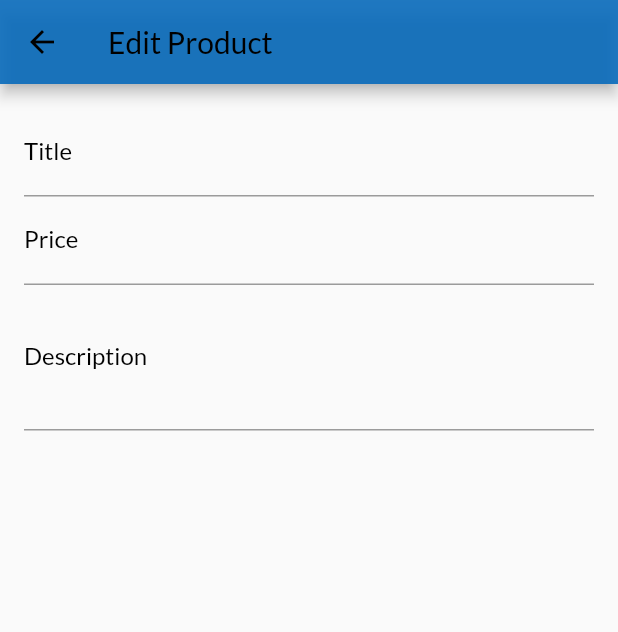
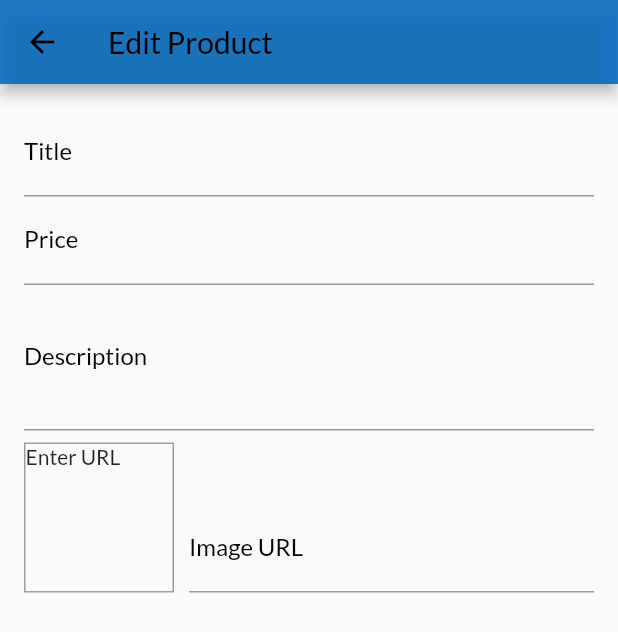
Before and after one commit to kartikpachori/ShopApp, a Flutter app: the EditProductScreen screen opened by its route, on a phone screen of 412 x 824 dp. Shown: the top 632 px of the screen. Run offline on Flutter 3.47's test engine with Material 2 defaults, Android fonts, the phone set to English and light mode, and no system bars; network calls fail.

Commit message:
012 Image Input _ Image Preview

```diff
--- a/lib/screens/edit_product_screen.dart
+++ b/lib/screens/edit_product_screen.dart
@@ -11,12 +11,29 @@ class EditProductScreen extends StatefulWidget {
 class _EditProductScreenState extends State<EditProductScreen> {
   final _priceFocusNode = FocusNode();
   final _descriptionFocusNode = FocusNode();
+  final _imageUrlController = TextEditingController();
+  final _imageUrlFocusNode = FocusNode();
+
+  @override
+  void initState() {
+    _imageUrlFocusNode.addListener(_updateImageUrl);
+    super.initState();
+  }
 
   @override
   void dispose() {
     _priceFocusNode.dispose();
     _descriptionFocusNode.dispose();
+    _imageUrlController.dispose();
+    _imageUrlFocusNode.dispose();
+    _imageUrlFocusNode.removeListener(_updateImageUrl);
     super.dispose();
+  }
+
+  void _updateImageUrl() {
+    if (!_imageUrlFocusNode.hasFocus) {
+      setState(() {});
+    }
   }
 
   @override
@@ -66,6 +83,41 @@ class _EditProductScreenState extends State<EditProductScreen> {
                 keyboardType: TextInputType.multiline,
                 focusNode: _descriptionFocusNode,
               ),
+              Row(
+                crossAxisAlignment: CrossAxisAlignment.end,
+                children: <Widget>[
+                  Container(
+                    width: 100,
+                    height: 100,
+                    margin: EdgeInsets.only(top: 8, right: 10),
+                    decoration: BoxDecoration(
+                      border: Border.all(width: 1, color: Colors.grey),
+                    ),
+                    child: _imageUrlController.text.isEmpty
+                        ? Text('Enter URL')
+                        : FittedBox(
+                            child: Image.network(
+                              _imageUrlController.text,
+                              fit: BoxFit.cover,
+                            ),
+                          ),
+                  ),
+                  Expanded(
+                    child: TextFormField(
+                      decoration: InputDecoration(
+                        labelText: 'Image URL',
+                        labelStyle: TextStyle(
+                          color: Colors.black,
+                        ),
+                      ),
+                      keyboardType: TextInputType.url,
+                      textInputAction: TextInputAction.done,
+                      controller: _imageUrlController,
+                      focusNode: _imageUrlFocusNode,
+                    ),
+                  ),
+                ],
+              ),
             ],
           ),
         ),
```
